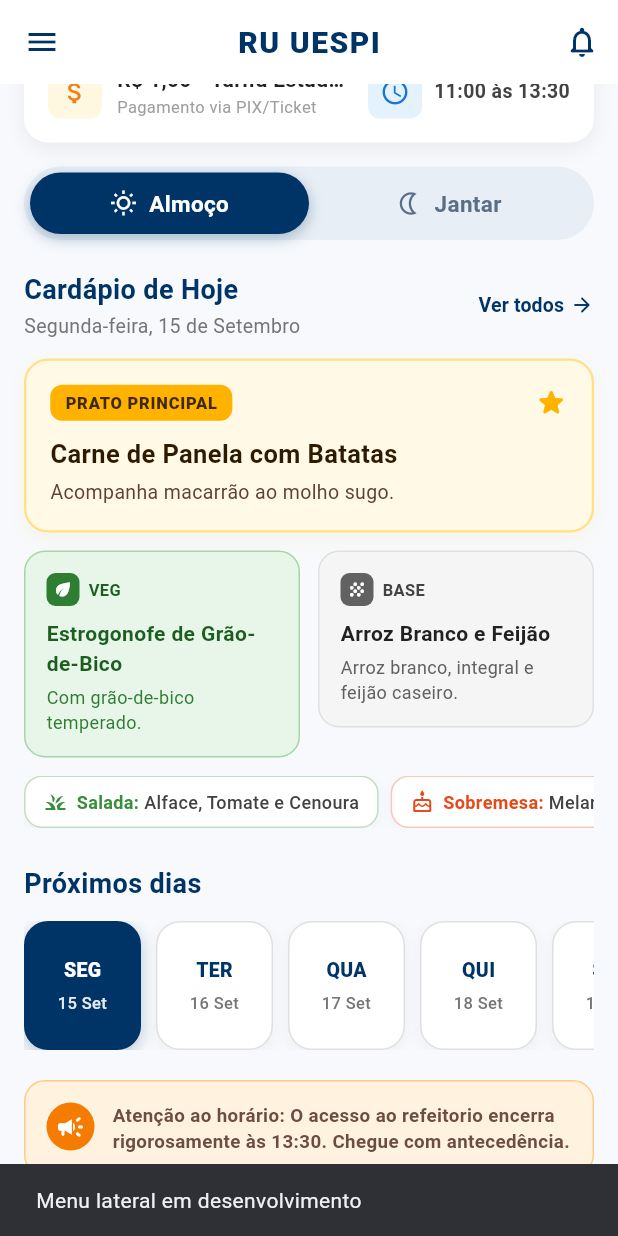
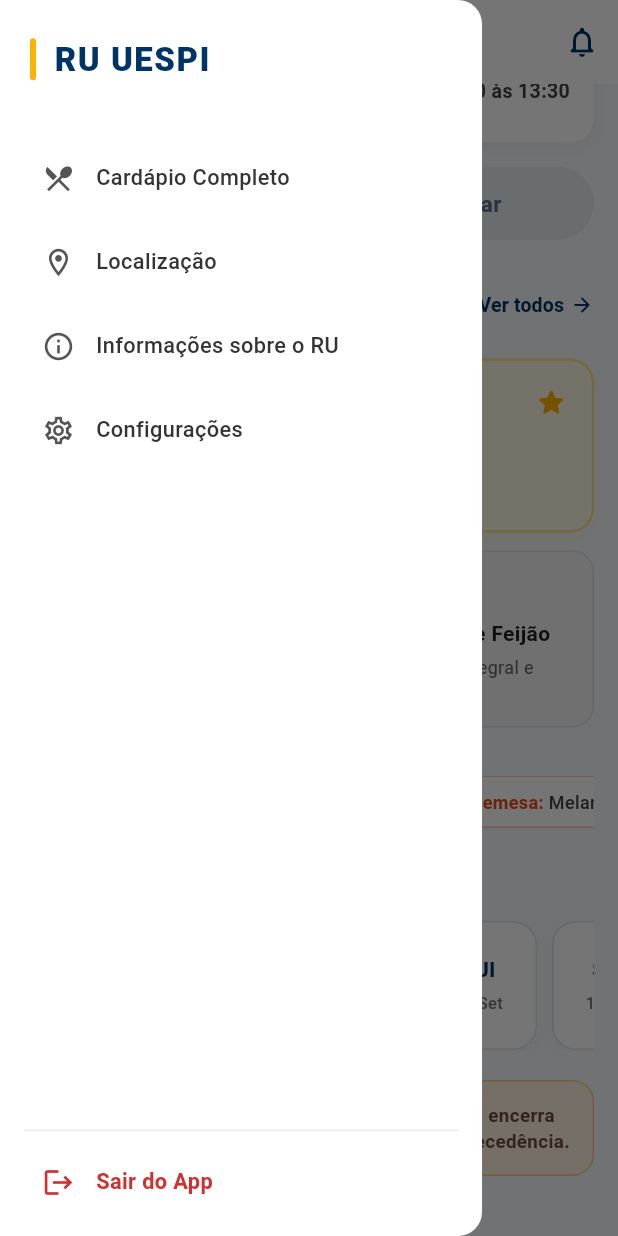
Before and after one commit to VitorLucas007/UESPI_RU, a Flutter app: the screen it shows after launch, scrolled down 97 dp, after a tap on the "menu" icon, on a phone screen of 412 x 824 dp. Run offline on Flutter 3.47's test engine with Material 3 defaults, Android fonts, the phone set to English and light mode, and no system bars; our stand-ins replace flutter_map, latlong2.

Commit message:
pequenas alterações na home page e no widget de card de informações, desenvolvimento do drawer da aplicação

```diff
--- a/lib/views/home/home_page.dart
+++ b/lib/views/home/home_page.dart
@@ -5,6 +5,7 @@
 import 'widgets/today_menu_section.dart';
 import 'widgets/upcoming_days_section.dart';
 import 'widgets/notice_banner.dart';
+import 'widgets/app_drawer.dart';
 
 class HomePage extends StatefulWidget {
   const HomePage({super.key});
@@ -42,20 +43,16 @@
 
     return Scaffold(
       backgroundColor: const Color(0xFFF7F9FC),
+      drawer: const AppDrawer(currentRoute: '/home'),
       appBar: AppBar(
         backgroundColor: Colors.white,
         elevation: 0,
         surfaceTintColor: Colors.transparent,
-        leading: IconButton(
-          icon: const Icon(Icons.menu, color: Color(0xFF003366)),
-          onPressed: () {
-            ScaffoldMessenger.of(context).showSnackBar(
-              const SnackBar(
-                content: Text('Menu lateral em desenvolvimento'),
-                duration: Duration(seconds: 1),
-              ),
-            );
-          },
+        leading: Builder(
+          builder: (context) => IconButton(
+            icon: const Icon(Icons.menu, color: Color(0xFF003366)),
+            onPressed: () => Scaffold.of(context).openDrawer(),
+          ),
         ),
         centerTitle: true,
         title: const Text(
--- /dev/null
+++ b/lib/views/home/widgets/app_drawer.dart
@@ -0,0 +1,471 @@
+import 'package:flutter/material.dart';
+import 'package:flutter/services.dart';
+
+/// Item de navegação do menu lateral.
+class DrawerNavItem {
+  final String title;
+  final IconData icon;
+  final String route;
+
+  const DrawerNavItem({
+    required this.title,
+    required this.icon,
+    required this.route,
+  });
+}
+
+/// Menu lateral personalizado (AppDrawer) do aplicativo RU UESPI.
+///
+/// Apresenta cabeçalho minimalista com detalhe em amarelo dourado,
+/// lista de navegação com indicador visual do item selecionado e
+/// rodapé com ação de sair do aplicativo.
+class AppDrawer extends StatelessWidget {
+  /// Rota ativa atual (ex: '/home', '/details', '/location').
+  final String? currentRoute;
+
+  /// Índice selecionado diretamente (caso não utilize rotas nomeadas).
+  final int? selectedIndex;
+
+  /// Callback customizado ao clicar em um item da lista.
+  final void Function(int index, String route)? onItemTap;
+
+  /// Callback customizado para a ação de logout/saída.
+  final VoidCallback? onLogout;
+
+  /// Largura customizada para o Drawer (padrão: ~78% da largura da tela).
+  final double? width;
+
+  const AppDrawer({
+    super.key,
+    this.currentRoute,
+    this.selectedIndex,
+    this.onItemTap,
+    this.onLogout,
+    this.width,
+  });
+
+  /// Lista padrão de itens de navegação principal conforme especificação.
+  static const List<DrawerNavItem> defaultItems = [
+    DrawerNavItem(
+      title: 'Cardápio Completo',
+      icon: Icons.restaurant_menu_outlined,
+      route: '/details',
+    ),
+    DrawerNavItem(
+      title: 'Localização',
+      icon: Icons.location_on_outlined,
+      route: '/location',
+    ),
+    DrawerNavItem(
+      title: 'Informações sobre o RU',
+      icon: Icons.info_outline,
+      route: '/info',
+    ),
+    DrawerNavItem(
+      title: 'Configurações',
+      icon: Icons.settings_outlined,
+      route: '/settings',
+    ),
+  ];
+
+  @override
+  Widget build(BuildContext context) {
+    final screenWidth = MediaQuery.sizeOf(context).width;
+    final drawerWidth = width ?? (screenWidth * 0.78);
+
+    return Drawer(
+      width: drawerWidth,
+      backgroundColor: Colors.white,
+      surfaceTintColor: Colors.transparent,
+      elevation: 4,
+      shape: const RoundedRectangleBorder(
+        borderRadius: BorderRadius.horizontal(right: Radius.circular(16)),
+      ),
+      child: SafeArea(
+        child: Column(
+          crossAxisAlignment: CrossAxisAlignment.start,
+          children: [
+            // Header Minimalista do App
+            _buildHeader(),
+
+            const SizedBox(height: 12),
+
+            // Lista de Navegação Principal
+            Expanded(
+              child: ListView.builder(
+                padding: const EdgeInsets.symmetric(horizontal: 12, vertical: 8),
+                itemCount: defaultItems.length,
+                itemBuilder: (context, index) {
+                  final item = defaultItems[index];
+                  final isSelected = _isItemSelected(index, item.route);
+                  return _buildNavItem(context, item, index, isSelected);
+                },
+              ),
+            ),
+
+            // Rodapé com Divisor e Opção "Sair do App"
+            _buildFooter(context),
+          ],
+        ),
+      ),
+    );
+  }
+
+  /// Verifica se um item está atualmente ativo.
+  bool _isItemSelected(int index, String route) {
+    if (selectedIndex != null) {
+      return selectedIndex == index;
+    }
+    if (currentRoute != null) {
+      return currentRoute == route;
+    }
+    return false;
+  }
+
+  /// Cabeçalho minimalista com detalhe vertical amarelo dourado e marca "RU UESPI".
+  Widget _buildHeader() {
+    return Padding(
+      padding: const EdgeInsets.fromLTRB(20, 24, 20, 16),
+      child: Row(
+        children: [
+          // Detalhe vertical em amarelo dourado (#FFB300)
+          Container(
+            width: 4,
+            height: 28,
+            decoration: BoxDecoration(
+              color: const Color(0xFFFFB300),
+              borderRadius: BorderRadius.circular(2),
+            ),
+          ),
+          const SizedBox(width: 12),
+          // Texto "RU UESPI" em negrito no azul escuro (#003366)
+          const Text(
+            'RU UESPI',
+            style: TextStyle(
+              color: Color(0xFF003366),
+              fontWeight: FontWeight.w900,
+              fontSize: 22,
+              letterSpacing: 1.0,
+            ),
+          ),
+        ],
+      ),
+    );
+  }
+
+  /// Constrói um item de navegação individual com estilo ativo/inativo.
+  Widget _buildNavItem(
+    BuildContext context,
+    DrawerNavItem item,
+    int index,
+    bool isSelected,
+  ) {
+    const primaryColor = Color(0xFF003366);
+    const goldenColor = Color(0xFFFFB300);
+    const activeBackground = Color(0xFFE8F0FE);
+
+    return Container(
+      margin: const EdgeInsets.symmetric(vertical: 4),
+      decoration: BoxDecoration(
+        color: isSelected ? activeBackground : Colors.transparent,
+        borderRadius: BorderRadius.circular(12),
+      ),
+      child: InkWell(
+        onTap: () => _handleItemTap(context, index, item.route),
+        borderRadius: BorderRadius.circular(12),
+        splashColor: primaryColor.withValues(alpha: 0.1),
+        highlightColor: primaryColor.withValues(alpha: 0.05),
+        child: Padding(
+          padding: const EdgeInsets.symmetric(horizontal: 16, vertical: 13),
+          child: Row(
+            children: [
+              // Ícone
+              Icon(
+                item.icon,
+                size: 22,
+                color: isSelected ? primaryColor : const Color(0xFF555555),
+              ),
+              const SizedBox(width: 14),
+
+              // Título
+              Expanded(
+                child: Text(
+                  item.title,
+                  style: TextStyle(
+                    fontSize: 14.5,
+                    fontWeight: isSelected ? FontWeight.bold : FontWeight.w500,
+                    color: isSelected ? primaryColor : const Color(0xFF333333),
+                  ),
+                ),
+              ),
+
+              // Indicador visual à direita (pílula dourada) para item ativo
+              if (isSelected)
+                Container(
+                  width: 4,
+                  height: 20,
+                  decoration: BoxDecoration(
+                    color: goldenColor,
+                    borderRadius: BorderRadius.circular(4),
+                  ),
+                ),
+            ],
+          ),
+        ),
+      ),
+    );
+  }
+
+  /// Trata o clique no item fechando o Drawer antes de navegar.
+  void _handleItemTap(BuildContext context, int index, String route) {
+    // 1. Fecha o Drawer primeiro
+    Navigator.pop(context);
+
+    // 2. Executa callback customizado se fornecido
+    if (onItemTap != null) {
+      onItemTap!(index, route);
+      return;
+    }
+
+    // 3. Comportamento de navegação padrão
+    if (route == currentRoute) {
+      return; // Já está na rota atual
+    }
+
+    switch (route) {
+      case '/details':
+      case '/location':
+        Navigator.pushNamed(context, route);
+        break;
+      case '/info':
+        _showRuInfoDialog(context);
+        break;
+      case '/settings':
+        _showSettingsDialog(context);
+        break;
+      default:
+        Navigator.pushNamed(context, route);
+    }
+  }
+
+  /// Rodapé com divisor e opção "Sair do App".
+  Widget _buildFooter(BuildContext context) {
+    return Column(
+      mainAxisSize: MainAxisSize.min,
+      children: [
+        const Divider(
+          height: 1,
+          thickness: 1,
+          indent: 16,
+          endIndent: 16,
+          color: Color(0xFFEBEBEB),
+        ),
+        const SizedBox(height: 6),
+        Container(
+          margin: const EdgeInsets.symmetric(horizontal: 12, vertical: 4),
+          child: InkWell(
+            onTap: () => _handleLogoutTap(context),
+            borderRadius: BorderRadius.circular(12),
+            splashColor: Colors.red.withValues(alpha: 0.1),
+            child: const Padding(
+              padding: EdgeInsets.symmetric(horizontal: 16, vertical: 13),
+              child: Row(
+                children: [
+                  Icon(
+                    Icons.logout,
+                    size: 22,
+                    color: Color(0xFFD32F2F),
+                  ),
+                  SizedBox(width: 14),
+                  Expanded(
+                    child: Text(
+                      'Sair do App',
+                      style: TextStyle(
+                        fontSize: 14.5,
+                        fontWeight: FontWeight.w600,
+                        color: Color(0xFFD32F2F),
+                      ),
+                    ),
+                  ),
+                ],
+              ),
+            ),
+          ),
+        ),
+        const SizedBox(height: 8),
+      ],
+    );
+  }
+
+  /// Ação ao clicar em "Sair do App": fecha o Drawer e abre o diálogo de confirmação.
+  void _handleLogoutTap(BuildContext context) {
+    // Fecha o Drawer
+    Navigator.pop(context);
+
+    if (onLogout != null) {
+      onLogout!();
+      return;
+    }
+
+    // Diálogo padrão de confirmação de saída
+    showDialog(
+      context: context,
+      builder: (dialogContext) => AlertDialog(
+        shape: RoundedRectangleBorder(
+          borderRadius: BorderRadius.circular(16),
+        ),
+        title: const Text(
+          'Sair do App',
+          style: TextStyle(
+            color: Color(0xFF003366),
+            fontWeight: FontWeight.bold,
+            fontSize: 18,
+          ),
+        ),
+        content: const Text(
+          'Tem certeza de que deseja fechar o aplicativo RU UESPI?',
+          style: TextStyle(fontSize: 14, color: Color(0xFF555555)),
+        ),
+        actions: [
+          TextButton(
+            onPressed: () => Navigator.pop(dialogContext),
+            child: const Text(
+              'Cancelar',
+              style: TextStyle(color: Color(0xFF757575), fontWeight: FontWeight.bold),
+            ),
+          ),
+          ElevatedButton(
+            style: ElevatedButton.styleFrom(
+              backgroundColor: const Color(0xFFD32F2F),
+              foregroundColor: Colors.white,
+              elevation: 0,
+              shape: RoundedRectangleBorder(
+                borderRadius: BorderRadius.circular(8),
+              ),
+            ),
+            onPressed: () {
+              Navigator.pop(dialogContext);
+              SystemNavigator.pop();
+            },
+            child: const Text(
+              'Sair',
+              style: TextStyle(fontWeight: FontWeight.bold),
+            ),
+          ),
+        ],
+      ),
+    );
+  }
+
+  /// Exibe diálogo informativo com detalhes operacionais do RU UESPI.
+  void _showRuInfoDialog(BuildContext context) {
+    showDialog(
+      context: context,
+      builder: (ctx) => AlertDialog(
+        shape: RoundedRectangleBorder(borderRadius: BorderRadius.circular(16)),
+        title: const Row(
+          children: [
+            Icon(Icons.info_outline, color: Color(0xFF003366)),
+            SizedBox(width: 8),
+            Text(
+              'Informações do RU',
+              style: TextStyle(
+                color: Color(0xFF003366),
+                fontWeight: FontWeight.bold,
+                fontSize: 18,
+              ),
+            ),
+          ],
+        ),
+        content: const Column(
+          mainAxisSize: MainAxisSize.min,
+          crossAxisAlignment: CrossAxisAlignment.start,
+          children: [
+            Text(
+              'Restaurante Universitário - UESPI',
+              style: TextStyle(fontWeight: FontWeight.bold, fontSize: 14),
+            ),
+            SizedBox(height: 8),
+            Text('• Campus: Poeta Torquato Neto (Teresina - PI)'),
+            SizedBox(height: 4),
+            Text('• Almoço: 11:00 às 13:30'),
+            SizedBox(height: 4),
+            Text('• Jantar: 17:30 às 19:00'),
+            SizedBox(height: 4),
+            Text('• Tarifa Estudante: R\$ 1,00'),
+            SizedBox(height: 4),
+            Text('• Pagamento: PIX e Ticket no guichê'),
+          ],
+        ),
+        actions: [
+          TextButton(
+            onPressed: () => Navigator.pop(ctx),
+            child: const Text(
+              'Fechar',
+              style: TextStyle(
+                color: Color(0xFF003366),
+                fontWeight: FontWeight.bold,
+              ),
+            ),
+          ),
+        ],
+      ),
+    );
+  }
+
+  /// Exibe diálogo de configurações do aplicativo.
+  void _showSettingsDialog(BuildContext context) {
+    showDialog(
+      context: context,
+      builder: (ctx) => AlertDialog(
+        shape: RoundedRectangleBorder(borderRadius: BorderRadius.circular(16)),
+        title: const Row(
+          children: [
+            Icon(Icons.settings_outlined, color: Color(0xFF003366)),
+            SizedBox(width: 8),
+            Text(
+              'Configurações',
+              style: TextStyle(
+                color: Color(0xFF003366),
+                fontWeight: FontWeight.bold,
+                fontSize: 18,
+              ),
+            ),
+          ],
+        ),
+        content: const Column(
+          mainAxisSize: MainAxisSize.min,
+          crossAxisAlignment: CrossAxisAlignment.start,
+          children: [
+            ListTile(
+              contentPadding: EdgeInsets.zero,
+              leading: Icon(Icons.notifications_active_outlined, color: Color(0xFF003366)),
+              title: Text('Notificações', style: TextStyle(fontSize: 14)),
+              subtitle: Text('Alertas de cardápio e horário', style: TextStyle(fontSize: 12)),
+              trailing: Icon(Icons.check_circle, color: Color(0xFF2E7D32), size: 20),
+            ),
+            Divider(height: 1),
+            ListTile(
+              contentPadding: EdgeInsets.zero,
+              leading: Icon(Icons.info_outline, color: Color(0xFF003366)),
+              title: Text('Versão do App', style: TextStyle(fontSize: 14)),
+              subtitle: Text('v1.0.0 (Build 1)', style: TextStyle(fontSize: 12)),
+            ),
+          ],
+        ),
+        actions: [
+          TextButton(
+            onPressed: () => Navigator.pop(ctx),
+            child: const Text(
+              'Fechar',
+              style: TextStyle(
+                color: Color(0xFF003366),
+                fontWeight: FontWeight.bold,
+              ),
+            ),
+          ),
+        ],
+      ),
+    );
+  }
+}
--- a/lib/views/home/widgets/header_card.dart
+++ b/lib/views/home/widgets/header_card.dart
@@ -94,6 +94,7 @@
                 ),
               ),
               const SizedBox(width: 8),
+              // Badge RU ABERTO
               // Badge status dinâmico
               Container(
                 padding: const EdgeInsets.symmetric(horizontal: 10, vertical: 4),
```
Also changed, not shown: 1 other file.
